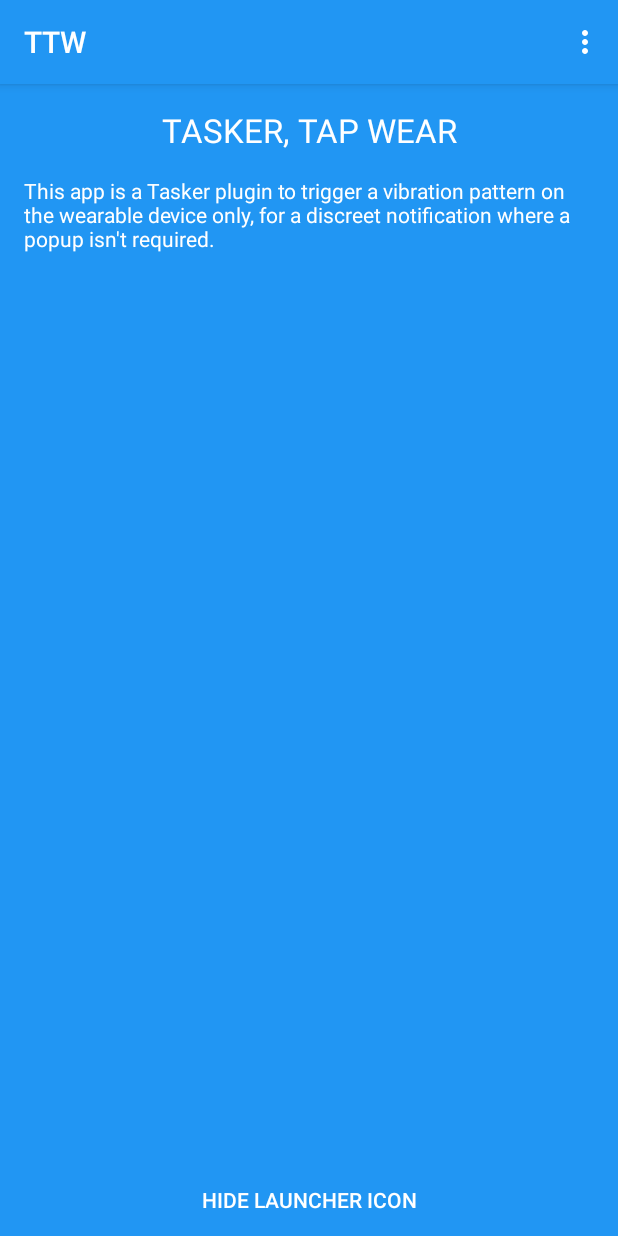
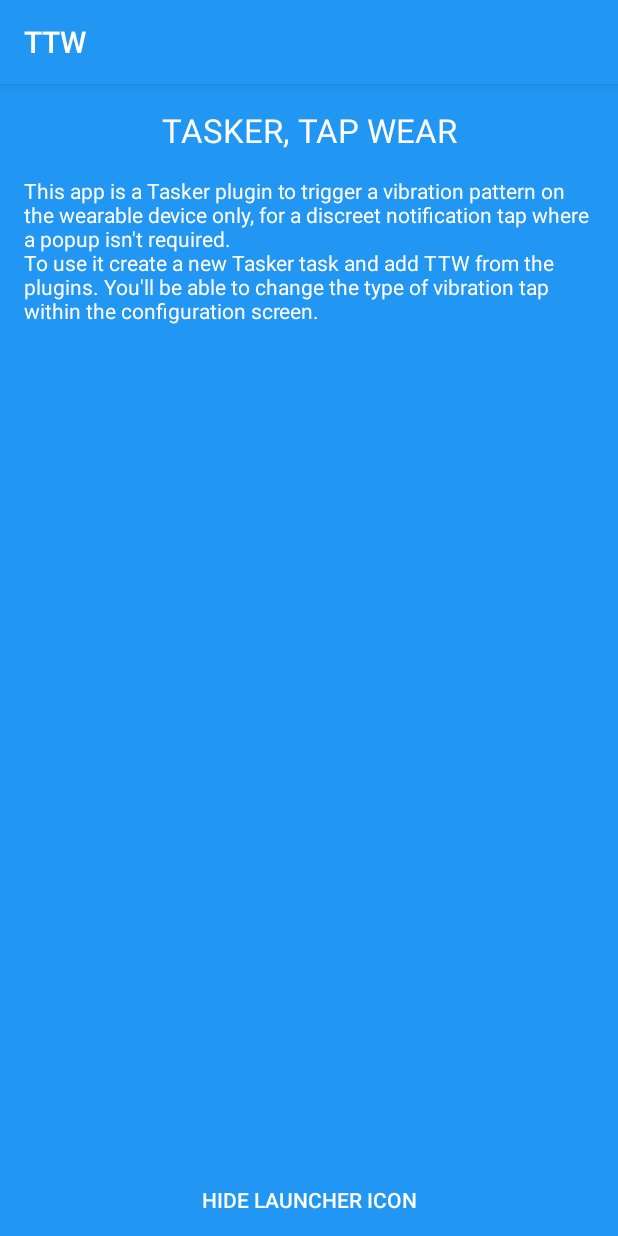
Before and after one commit to codechimp-org/TTW, an Android app: the screen it shows after launch (MainActivity), on a phone screen of 412 x 824 dp. Run offline under Robolectric (Android 15) with nearby library versions, the phone set to English and light mode, and no system bars.

Commit message:
Work on intro screen

```diff
--- a/mobile/src/main/java/org/codechimp/ttw/MainActivity.java
+++ b/mobile/src/main/java/org/codechimp/ttw/MainActivity.java
@@ -13,8 +13,6 @@ import android.view.ViewGroup;
 import android.widget.Button;
 
 public class MainActivity extends AppCompatActivity {
-
-    private Button hideLauncherButton;
 
     @Override
     protected void onCreate(Bundle savedInstanceState) {
@@ -32,7 +30,7 @@ public class MainActivity extends AppCompatActivity {
             getSupportActionBar().setDisplayHomeAsUpEnabled(false);
         }
 
-        hideLauncherButton = (Button) findViewById(R.id.hideLauncherButton);
+        Button hideLauncherButton = (Button) findViewById(R.id.hideLauncherButton);
         hideLauncherButton.setOnClickListener(new View.OnClickListener() {
             @Override
             public void onClick(View v) {
@@ -42,28 +40,4 @@ public class MainActivity extends AppCompatActivity {
             }
         });
     }
-
-
-    @Override
-    public boolean onCreateOptionsMenu(Menu menu) {
-        // Inflate the menu; this adds items to the action bar if it is present.
-        getMenuInflater().inflate(R.menu.menu_main, menu);
-        return true;
-    }
-
-    @Override
-    public boolean onOptionsItemSelected(MenuItem item) {
-        // Handle action bar item clicks here. The action bar will
-        // automatically handle clicks on the Home/Up button, so long
-        // as you specify a parent activity in AndroidManifest.xml.
-        int id = item.getItemId();
-
-        //noinspection SimplifiableIfStatement
-        if (id == R.id.action_settings) {
-            return true;
-        }
-
-        return super.onOptionsItemSelected(item);
-    }
-
 }
--- a/mobile/src/main/res/menu/menu_main.xml
+++ /dev/null
@@ -1,10 +0,0 @@
-<menu xmlns:android="http://schemas.android.com/apk/res/android"
-    xmlns:app="http://schemas.android.com/apk/res-auto"
-    xmlns:tools="http://schemas.android.com/tools"
-    tools:context=".MainActivity">
-    <item
-        android:id="@+id/action_settings"
-        android:orderInCategory="100"
-        android:title="@string/action_settings"
-        app:showAsAction="never" />
-</menu>
--- a/mobile/src/main/res/values/strings.xml
+++ b/mobile/src/main/res/values/strings.xml
@@ -30,6 +30,6 @@
 
     <string name="custom">Custom</string>
     <string name="title">Tasker, Tap Wear</string>
-    <string name="intro">This app is a Tasker plugin to trigger a vibration pattern on the wearable device only, for a discreet notification where a popup isn't required.</string>
+    <string name="intro">This app is a Tasker plugin to trigger a vibration pattern on the wearable device only, for a discreet notification tap where a popup isn't required.\nTo use it create a new Tasker task and add TTW from the plugins.  You'll be able to change the type of vibration tap within the configuration screen.</string>
     <string name="hide_launcher">Hide launcher icon</string>
 </resources>
```
